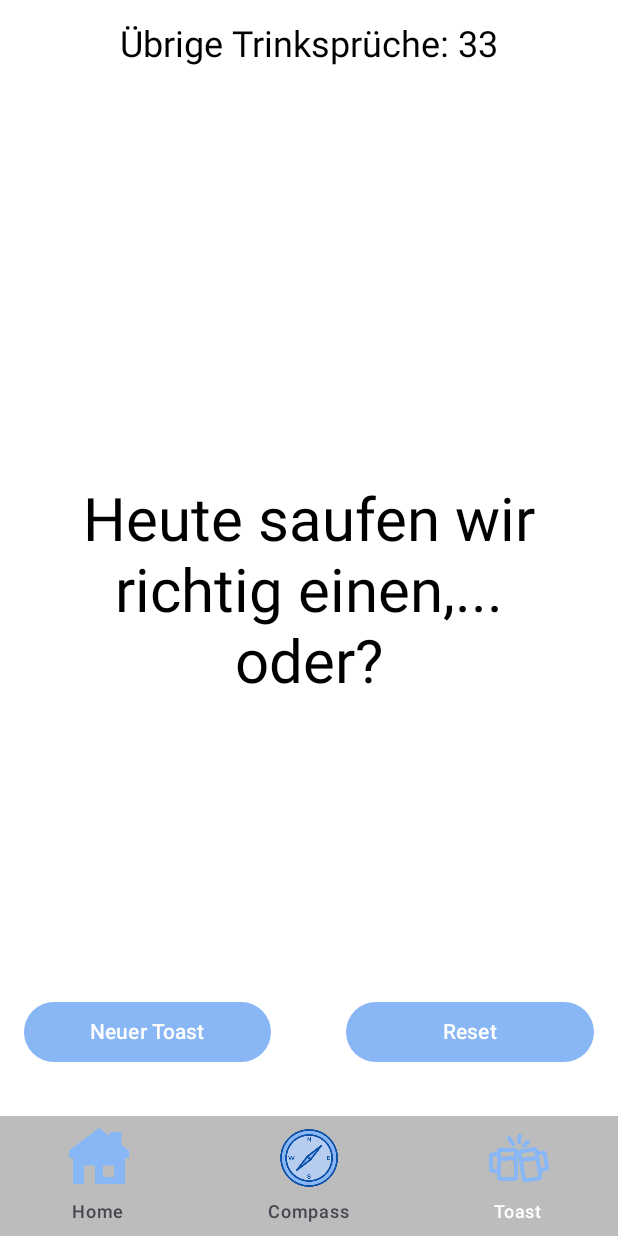
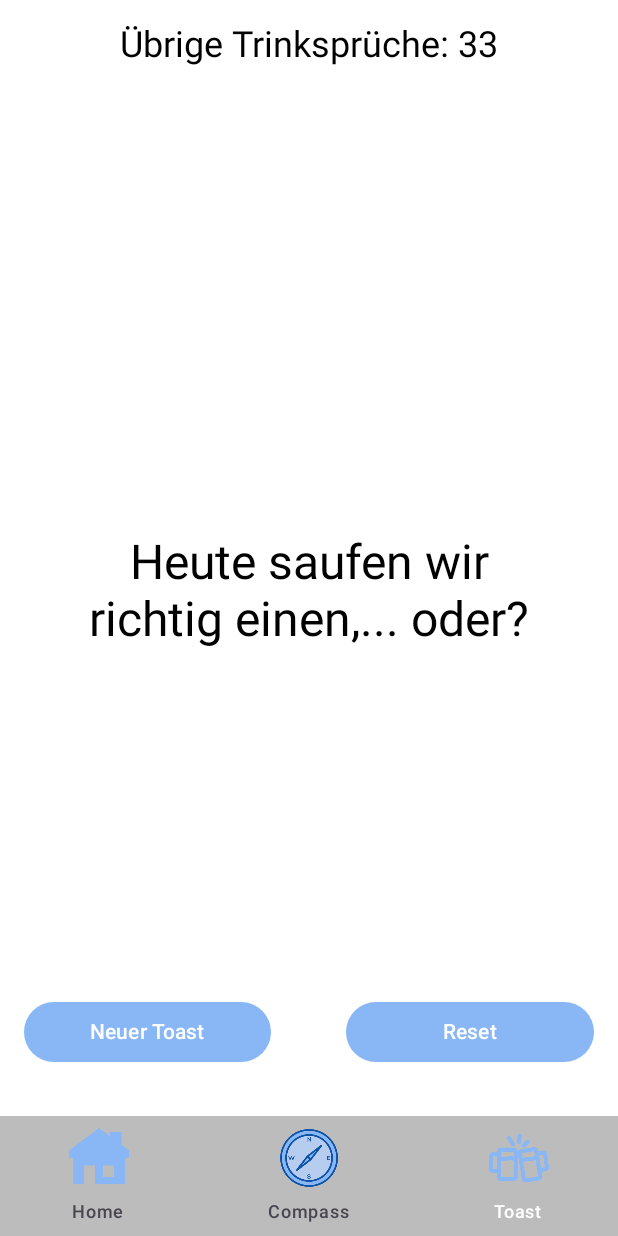
Before and after one commit to Trueffel-Hub/Trueffel-App, an Android app built with Jetpack Compose: the ToastScreen screen opened through its navigation route, on a phone screen of 412 x 824 dp. Run offline under Robolectric (Android 15) with nearby library versions, the light colour scheme and no system bars.

Commit message:
small adapt in ToastScreen

```diff
--- a/app/src/main/java/com/example/trueffel_app/ui/screens/ToastScreen.kt
+++ b/app/src/main/java/com/example/trueffel_app/ui/screens/ToastScreen.kt
@@ -71,7 +71,7 @@ fun ToastScreen(model: ToastViewModel) {
                     color = Color.Black,
                     modifier = Modifier.fillMaxWidth(),
                     textAlign = TextAlign.Center,
-                    fontSize = 40.sp
+                    fontSize = 32.sp
                 )
             }
         }
--- a/app/src/main/java/com/example/trueffel_app/ui/viewmodel/ToastViewModel.kt
+++ b/app/src/main/java/com/example/trueffel_app/ui/viewmodel/ToastViewModel.kt
@@ -56,7 +56,7 @@ class ToastViewModel : ViewModel() {
 
             toast
         } else {
-            "Alle Sprüche sind gesprochen. Ich hoffe ihr seid schon bei Marv im Garten angekrochen."
+            "Alle Sprüche sind gesprochen. Ich hoffe ihr seid schon zu Marv in den Garten gekrochen."
         }
     }
 
```
